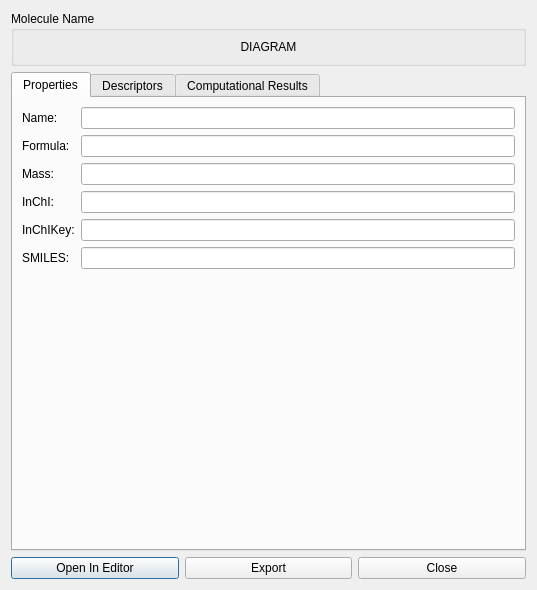
OpenChemistry/mongochem, file chemdata/moleculedetaildialog.ui: the form before one commit.
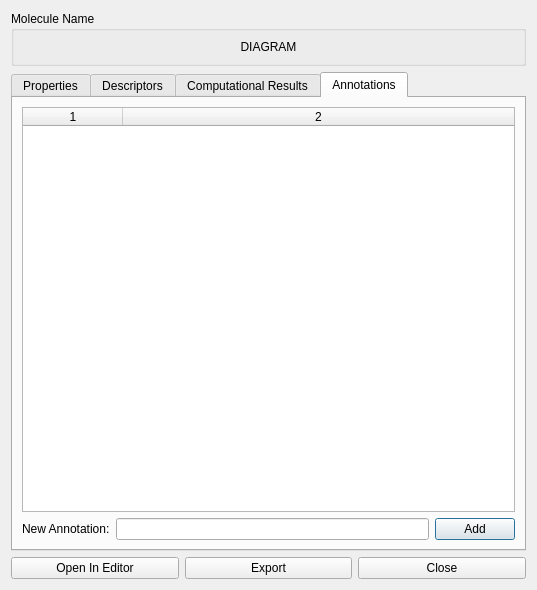
The form after the commit. The open tabs and pages were chosen to show the change.

Commit message:
Add support for molecule annotations
This adds support for adding annotations on molecules in the
database. The annotations are shown on a new tab in the molecule
details dialog. This new tab also allows for the user to add, remove
and edit annotations for the molecule.

What changed in the file:
```diff
--- a/chemdata/moleculedetaildialog.ui
+++ b/chemdata/moleculedetaildialog.ui
@@ -188,6 +188,55 @@
        </item>
       </layout>
      </widget>
+     <widget class="QWidget" name="annotationsTab">
+      <attribute name="title">
+       <string>Annotations</string>
+      </attribute>
+      <layout class="QVBoxLayout" name="verticalLayout_6">
+       <item>
+        <widget class="QTableWidget" name="annotationsTableWidget">
+         <property name="alternatingRowColors">
+          <bool>true</bool>
+         </property>
+         <property name="selectionMode">
+          <enum>QAbstractItemView::SingleSelection</enum>
+         </property>
+         <property name="selectionBehavior">
+          <enum>QAbstractItemView::SelectRows</enum>
+         </property>
+         <property name="columnCount">
+          <number>2</number>
+         </property>
+         <attribute name="horizontalHeaderStretchLastSection">
+          <bool>true</bool>
+         </attribute>
+         <column/>
+         <column/>
+        </widget>
+       </item>
+       <item>
+        <layout class="QHBoxLayout" name="horizontalLayout">
+         <item>
+          <widget class="QLabel" name="addAnnotationLabel">
+           <property name="text">
+            <string>New Annotation:</string>
+           </property>
+          </widget>
+         </item>
+         <item>
+          <widget class="QLineEdit" name="annotationLineEdit"/>
+         </item>
+         <item>
+          <widget class="QPushButton" name="addAnnotationButton">
+           <property name="text">
+            <string>Add</string>
+           </property>
+          </widget>
+         </item>
+        </layout>
+       </item>
+      </layout>
+     </widget>
     </widget>
    </item>
    <item>
```
The commit also changes 4 other files.
